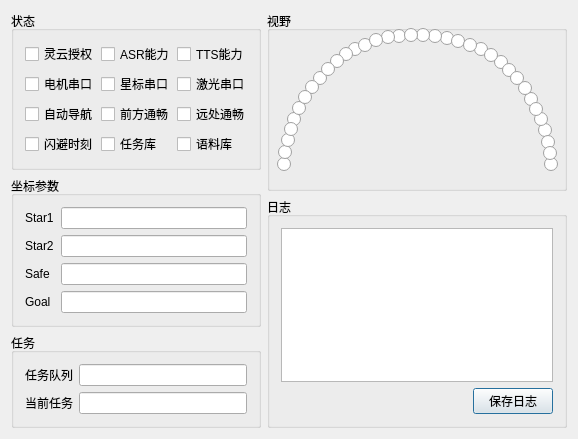
Above: RobotQ/DashBoard.ui from MuseumRobot/RobotQ before the change. Below: the same form after it.
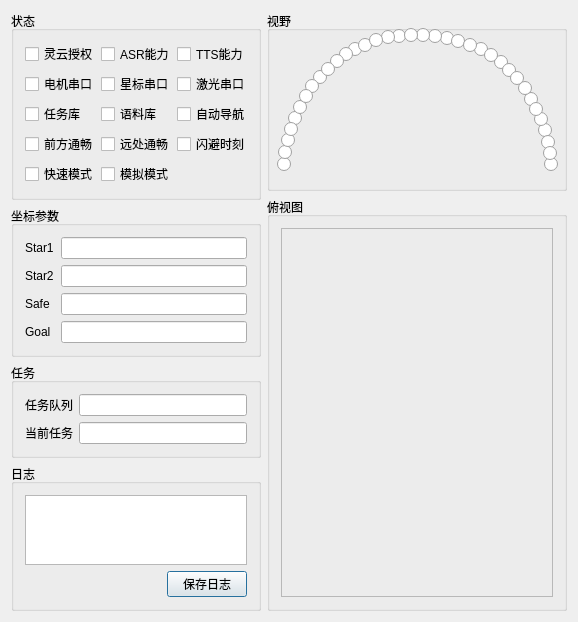
That is the form after the change. Icons and pictures are not drawn. Custom widgets are drawn as their Qt base class.

Commit message: 初步模拟运动

The edit to the form file:
```diff
--- a/RobotQ/DashBoard.ui
+++ b/RobotQ/DashBoard.ui
@@ -7,13 +7,13 @@
     <x>0</x>
     <y>0</y>
     <width>578</width>
-    <height>402</height>
+    <height>548</height>
    </rect>
   </property>
   <property name="windowTitle">
    <string>DashBoard</string>
   </property>
-  <layout class="QHBoxLayout" name="horizontalLayout_3">
+  <layout class="QHBoxLayout" name="horizontalLayout_7">
    <item>
     <layout class="QVBoxLayout" name="verticalLayout_4">
      <item>
@@ -34,8 +34,8 @@
         <string>状态</string>
        </property>
        <layout class="QGridLayout" name="gridLayout">
-        <item row="0" column="0">
-         <widget class="QCheckBox" name="ck_Auth">
+        <item row="4" column="1">
+         <widget class="QCheckBox" name="ck_isSimulateMode">
           <property name="sizePolicy">
            <sizepolicy hsizetype="Minimum" vsizetype="Preferred">
             <horstretch>0</horstretch>
@@ -49,15 +49,15 @@
            </size>
           </property>
           <property name="text">
-           <string>灵云授权</string>
+           <string>模拟模式</string>
           </property>
           <property name="checkable">
            <bool>true</bool>
           </property>
          </widget>
         </item>
-        <item row="0" column="1">
-         <widget class="QCheckBox" name="ck_ASR">
+        <item row="4" column="0">
+         <widget class="QCheckBox" name="ck_isFastGuideMode">
           <property name="sizePolicy">
            <sizepolicy hsizetype="Minimum" vsizetype="Preferred">
             <horstretch>0</horstretch>
@@ -71,7 +71,29 @@
            </size>
           </property>
           <property name="text">
-           <string>ASR能力</string>
+           <string>快速模式</string>
+          </property>
+          <property name="checkable">
+           <bool>true</bool>
+          </property>
+         </widget>
+        </item>
+        <item row="2" column="0">
+         <widget class="QCheckBox" name="ck_isTaskDataReady">
+          <property name="sizePolicy">
+           <sizepolicy hsizetype="Minimum" vsizetype="Preferred">
+            <horstretch>0</horstretch>
+            <verstretch>0</verstretch>
+           </sizepolicy>
+          </property>
+          <property name="minimumSize">
+           <size>
+            <width>0</width>
+            <height>20</height>
+           </size>
+          </property>
+          <property name="text">
+           <string>任务库</string>
           </property>
           <property name="checkable">
            <bool>true</bool>
@@ -103,6 +125,28 @@
           </property>
          </widget>
         </item>
+        <item row="0" column="0">
+         <widget class="QCheckBox" name="ck_Auth">
+          <property name="sizePolicy">
+           <sizepolicy hsizetype="Minimum" vsizetype="Preferred">
+            <horstretch>0</horstretch>
+            <verstretch>0</verstretch>
+           </sizepolicy>
+          </property>
+          <property name="minimumSize">
+           <size>
+            <width>0</width>
+            <height>20</height>
+           </size>
+          </property>
+          <property name="text">
+           <string>灵云授权</string>
+          </property>
+          <property name="checkable">
+           <bool>true</bool>
+          </property>
+         </widget>
+        </item>
         <item row="1" column="0">
          <widget class="QCheckBox" name="ck_Motor">
           <property name="sizePolicy">
@@ -125,6 +169,72 @@
           </property>
          </widget>
         </item>
+        <item row="2" column="1">
+         <widget class="QCheckBox" name="ck_isSpeakDataReady">
+          <property name="sizePolicy">
+           <sizepolicy hsizetype="Minimum" vsizetype="Preferred">
+            <horstretch>0</horstretch>
+            <verstretch>0</verstretch>
+           </sizepolicy>
+          </property>
+          <property name="minimumSize">
+           <size>
+            <width>0</width>
+            <height>20</height>
+           </size>
+          </property>
+          <property name="text">
+           <string>语料库</string>
+          </property>
+          <property name="checkable">
+           <bool>true</bool>
+          </property>
+         </widget>
+        </item>
+        <item row="2" column="2">
+         <widget class="QCheckBox" name="ck_Auto">
+          <property name="sizePolicy">
+           <sizepolicy hsizetype="Minimum" vsizetype="Preferred">
+            <horstretch>0</horstretch>
+            <verstretch>0</verstretch>
+           </sizepolicy>
+          </property>
+          <property name="minimumSize">
+           <size>
+            <width>0</width>
+            <height>20</height>
+           </size>
+          </property>
+          <property name="text">
+           <string>自动导航</string>
+          </property>
+          <property name="checkable">
+           <bool>true</bool>
+          </property>
+         </widget>
+        </item>
+        <item row="0" column="1">
+         <widget class="QCheckBox" name="ck_ASR">
+          <property name="sizePolicy">
+           <sizepolicy hsizetype="Minimum" vsizetype="Preferred">
+            <horstretch>0</horstretch>
+            <verstretch>0</verstretch>
+           </sizepolicy>
+          </property>
+          <property name="minimumSize">
+           <size>
+            <width>0</width>
+            <height>20</height>
+           </size>
+          </property>
+          <property name="text">
+           <string>ASR能力</string>
+          </property>
+          <property name="checkable">
+           <bool>true</bool>
+          </property>
+         </widget>
+        </item>
         <item row="1" column="1">
          <widget class="QCheckBox" name="ck_Star">
           <property name="sizePolicy">
@@ -169,29 +279,7 @@
           </property>
          </widget>
         </item>
-        <item row="2" column="0">
-         <widget class="QCheckBox" name="ck_Auto">
-          <property name="sizePolicy">
-           <sizepolicy hsizetype="Minimum" vsizetype="Preferred">
-            <horstretch>0</horstretch>
-            <verstretch>0</verstretch>
-           </sizepolicy>
-          </property>
-          <property name="minimumSize">
-           <size>
-            <width>0</width>
-            <height>20</height>
-           </size>
-          </property>
-          <property name="text">
-           <string>自动导航</string>
-          </property>
-          <property name="checkable">
-           <bool>true</bool>
-          </property>
-         </widget>
-        </item>
-        <item row="2" column="1">
+        <item row="3" column="0">
          <widget class="QCheckBox" name="ck_isClear">
           <property name="sizePolicy">
            <sizepolicy hsizetype="Minimum" vsizetype="Preferred">
@@ -213,7 +301,7 @@
           </property>
          </widget>
         </item>
-        <item row="2" column="2">
+        <item row="3" column="1">
          <widget class="QCheckBox" name="ck_isFarClear">
           <property name="sizePolicy">
            <sizepolicy hsizetype="Minimum" vsizetype="Preferred">
@@ -235,7 +323,7 @@
           </property>
          </widget>
         </item>
-        <item row="3" column="0">
+        <item row="3" column="2">
          <widget class="QCheckBox" name="ck_isDodgetime">
           <property name="sizePolicy">
            <sizepolicy hsizetype="Minimum" vsizetype="Preferred">
@@ -257,50 +345,6 @@
           </property>
          </widget>
         </item>
-        <item row="3" column="1">
-         <widget class="QCheckBox" name="ck_isTaskDataReady">
-          <property name="sizePolicy">
-           <sizepolicy hsizetype="Minimum" vsizetype="Preferred">
-            <horstretch>0</horstretch>
-            <verstretch>0</verstretch>
-           </sizepolicy>
-          </property>
-          <property name="minimumSize">
-           <size>
-            <width>0</width>
-            <height>20</height>
-           </size>
-          </property>
-          <property name="text">
-           <string>任务库</string>
-          </property>
-          <property name="checkable">
-           <bool>true</bool>
-          </property>
-         </widget>
-        </item>
-        <item row="3" column="2">
-         <widget class="QCheckBox" name="ck_isSpeakDataReady">
-          <property name="sizePolicy">
-           <sizepolicy hsizetype="Minimum" vsizetype="Preferred">
-            <horstretch>0</horstretch>
-            <verstretch>0</verstretch>
-           </sizepolicy>
-          </property>
-          <property name="minimumSize">
-           <size>
-            <width>0</width>
-            <height>20</height>
-           </size>
-          </property>
-          <property name="text">
-           <string>语料库</string>
-          </property>
-          <property name="checkable">
-           <bool>true</bool>
-          </property>
-         </widget>
-        </item>
        </layout>
       </widget>
      </item>
@@ -478,6 +522,46 @@
        </layout>
       </widget>
      </item>
+     <item>
+      <widget class="QGroupBox" name="groupBox_2">
+       <property name="title">
+        <string>日志</string>
+       </property>
+       <layout class="QVBoxLayout" name="verticalLayout_3">
+        <item>
+         <widget class="QPlainTextEdit" name="textStatus">
+          <property name="plainText">
+           <string/>
+          </property>
+         </widget>
+        </item>
+        <item>
+         <layout class="QHBoxLayout" name="horizontalLayout_9">
+          <item>
+           <spacer name="horizontalSpacer">
+            <property name="orientation">
+             <enum>Qt::Horizontal</enum>
+            </property>
+            <property name="sizeHint" stdset="0">
+             <size>
+              <width>40</width>
+              <height>20</height>
+             </size>
+            </property>
+           </spacer>
+          </item>
+          <item>
+           <widget class="QPushButton" name="btnSaveLog">
+            <property name="text">
+             <string>保存日志</string>
+            </property>
+           </widget>
+          </item>
+         </layout>
+        </item>
+       </layout>
+      </widget>
+     </item>
     </layout>
    </item>
    <item>
@@ -503,7 +587,7 @@
         <property name="geometry">
          <rect>
           <x>46</x>
-          <y>59</y>
+          <y>58</y>
           <width>16</width>
           <height>16</height>
          </rect>
@@ -612,8 +696,8 @@
        <widget class="QRadioButton" name="r25">
         <property name="geometry">
          <rect>
-          <x>20</x>
-          <y>100</y>
+          <x>21</x>
+          <y>99</y>
           <width>16</width>
           <height>16</height>
          </rect>
@@ -1124,8 +1208,8 @@
        <widget class="QRadioButton" name="r30">
         <property name="geometry">
          <rect>
-          <x>25</x>
-          <y>89</y>
+          <x>26</x>
+          <y>88</y>
           <width>16</width>
           <height>16</height>
          </rect>
@@ -1191,7 +1275,7 @@
         <property name="geometry">
          <rect>
           <x>38</x>
-          <y>68</y>
+          <y>67</y>
           <width>16</width>
           <height>16</height>
          </rect>
@@ -1234,8 +1318,8 @@
        <widget class="QRadioButton" name="r35">
         <property name="geometry">
          <rect>
-          <x>31</x>
-          <y>78</y>
+          <x>32</x>
+          <y>77</y>
           <width>31</width>
           <height>16</height>
          </rect>
@@ -1359,50 +1443,44 @@
       </widget>
      </item>
      <item>
-      <widget class="QGroupBox" name="groupBox_2">
+      <widget class="QGroupBox" name="groupBox_6">
+       <property name="minimumSize">
+        <size>
+         <width>200</width>
+         <height>150</height>
+        </size>
+       </property>
        <property name="title">
-        <string>日志</string>
+        <string>俯视图</string>
        </property>
-       <layout class="QVBoxLayout" name="verticalLayout_3">
+       <layout class="QHBoxLayout" name="horizontalLayout_3">
         <item>
-         <widget class="QPlainTextEdit" name="textStatus">
-          <property name="plainText">
-           <string/>
+         <widget class="Overview" name="m_Overview">
+          <property name="frameShape">
+           <enum>QFrame::StyledPanel</enum>
+          </property>
+          <property name="frameShadow">
+           <enum>QFrame::Raised</enum>
           </property>
          </widget>
         </item>
-        <item>
-         <layout class="QHBoxLayout" name="horizontalLayout_9">
-          <item>
-           <spacer name="horizontalSpacer">
-            <property name="orientation">
-             <enum>Qt::Horizontal</enum>
-            </property>
-            <property name="sizeHint" stdset="0">
-             <size>
-              <width>40</width>
-              <height>20</height>
-             </size>
-            </property>
-           </spacer>
-          </item>
-          <item>
-           <widget class="QPushButton" name="btnSaveLog">
-            <property name="text">
-             <string>保存日志</string>
-            </property>
-           </widget>
-          </item>
-         </layout>
-        </item>
        </layout>
       </widget>
      </item>
     </layout>
    </item>
   </layout>
+  <zorder>m_Overview</zorder>
  </widget>
  <layoutdefault spacing="6" margin="11"/>
+ <customwidgets>
+  <customwidget>
+   <class>Overview</class>
+   <extends>QFrame</extends>
+   <header>overview.h</header>
+   <container>1</container>
+  </customwidget>
+ </customwidgets>
  <resources>
   <include location="robotq.qrc"/>
  </resources>
```
The commit also changes 10 other files.
